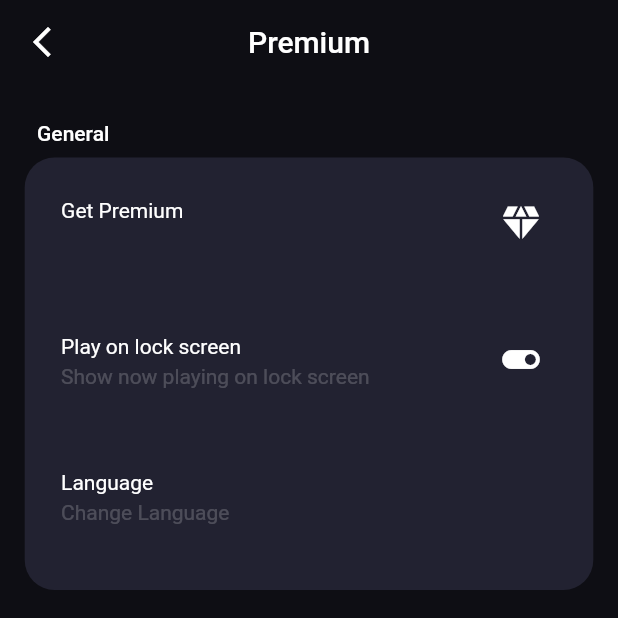
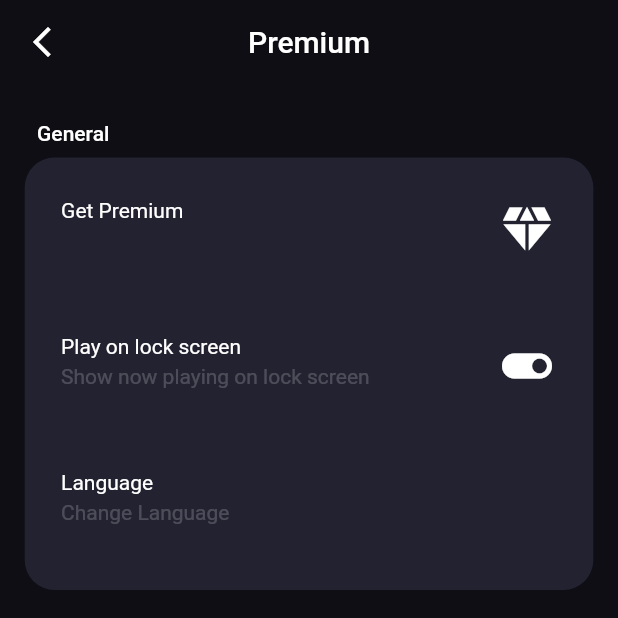
Before and after one commit to furkanagess/music_player_app, a Flutter app: the SettingsPageView screen opened by its route, on a phone screen of 412 x 824 dp, the top half of it. Run offline on Flutter 3.47's test engine with Material 2 defaults, Android fonts, the phone set to English and light mode, and no system bars; our stand-ins replace audioplayers, dotted_border; network calls fail.

Commit message:
widgets fixed

```diff
--- a/lib/product/widgets/settings_listtile.dart
+++ b/lib/product/widgets/settings_listtile.dart
@@ -39,7 +39,7 @@ final class CustomSettingsListtile extends StatelessWidget {
         onPressed: onPressed,
         icon: Icon(
           icon,
-          size: 30,
+          size: 40,
           color: AppColors().white,
         ),
       ),
```
